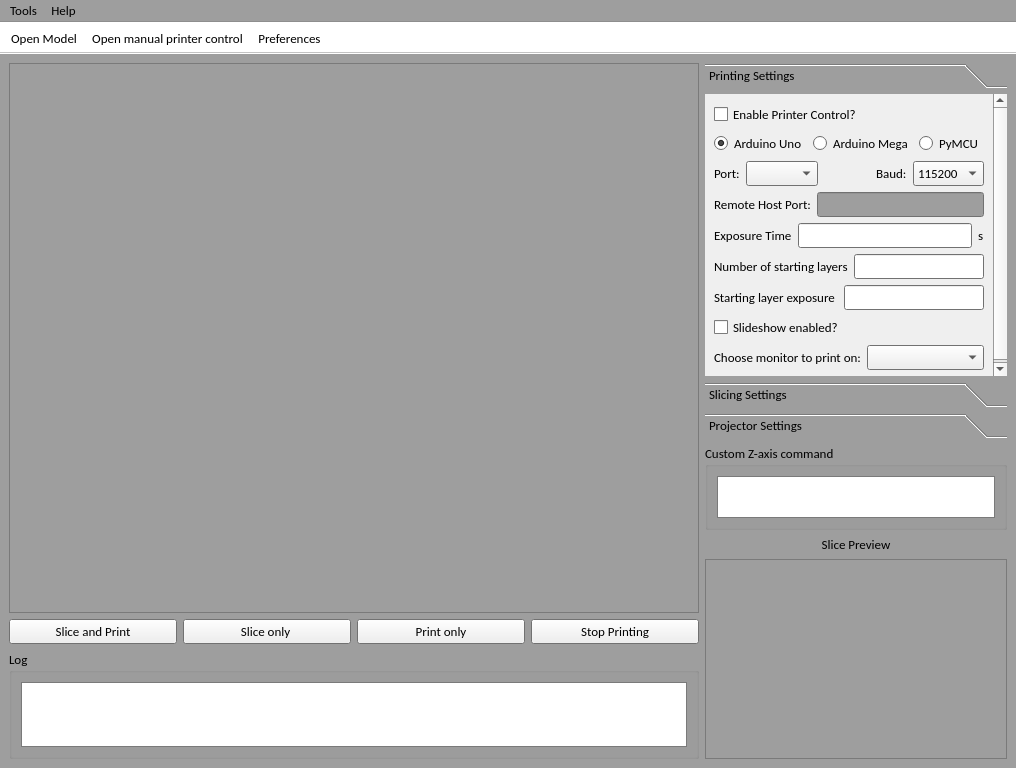
Qt form 3dlp.ui (wrekr/3dlp-host-software) before a commit.
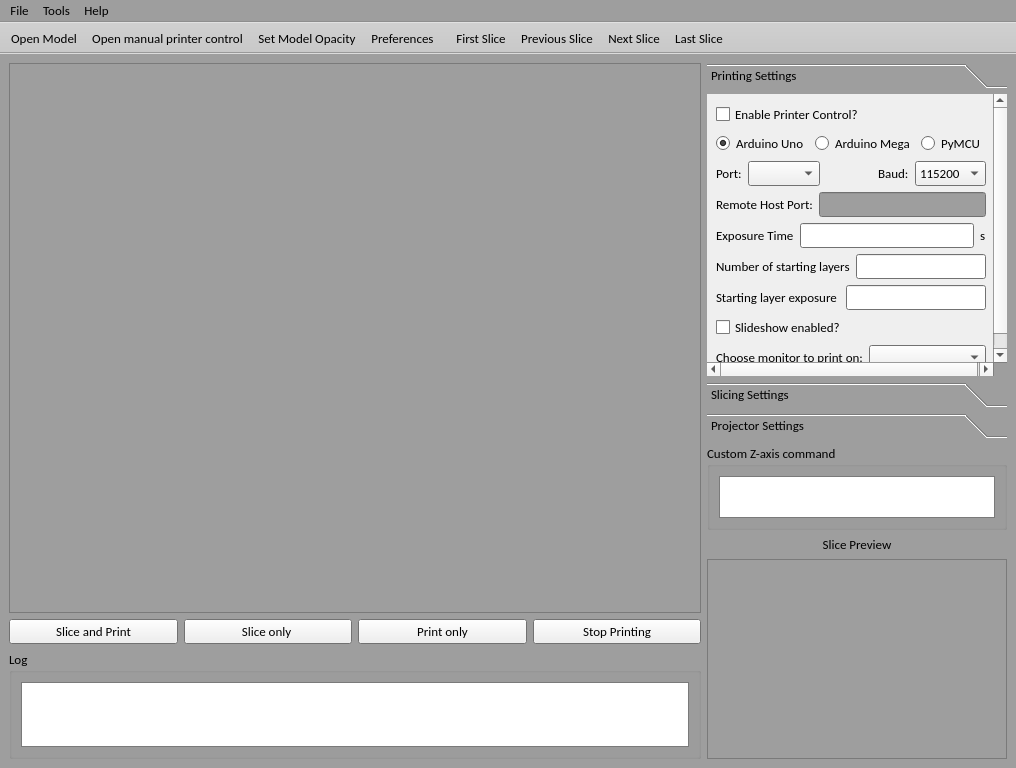
The same form after that commit. Icons and pictures are not drawn.

The edit to the form file:
```diff
--- a/3dlp.ui
+++ b/3dlp.ui
@@ -241,6 +241,12 @@
             <height>375</height>
            </size>
           </property>
+          <property name="maximumSize">
+           <size>
+            <width>300</width>
+            <height>16777215</height>
+           </size>
+          </property>
           <property name="currentIndex">
            <number>0</number>
           </property>
@@ -950,6 +956,12 @@
             <height>50</height>
            </size>
           </property>
+          <property name="maximumSize">
+           <size>
+            <width>300</width>
+            <height>16777215</height>
+           </size>
+          </property>
           <property name="title">
            <string>Custom Z-axis command</string>
           </property>
@@ -990,6 +1002,12 @@
               <height>200</height>
              </size>
             </property>
+            <property name="maximumSize">
+             <size>
+              <width>300</width>
+              <height>16777215</height>
+             </size>
+            </property>
             <property name="frameShape">
              <enum>QFrame::StyledPanel</enum>
             </property>
@@ -1029,6 +1047,14 @@
     <addaction name="actionOpen_manual_printer_control"/>
     <addaction name="actionSave_current_settings_as_default"/>
    </widget>
+   <widget class="QMenu" name="menuFile">
+    <property name="title">
+     <string>File</string>
+    </property>
+    <addaction name="actionOpen"/>
+    <addaction name="actionQuit"/>
+   </widget>
+   <addaction name="menuFile"/>
    <addaction name="menuTools"/>
    <addaction name="menuAbout"/>
   </widget>
@@ -1048,9 +1074,9 @@
       <colorrole role="Button">
        <brush brushstyle="SolidPattern">
         <color alpha="255">
-         <red>255</red>
-         <green>255</green>
-         <blue>255</blue>
+         <red>200</red>
+         <green>200</green>
+         <blue>200</blue>
         </color>
        </brush>
       </colorrole>
@@ -1066,27 +1092,27 @@
       <colorrole role="Midlight">
        <brush brushstyle="SolidPattern">
         <color alpha="255">
-         <red>255</red>
-         <green>255</green>
-         <blue>255</blue>
+         <red>227</red>
+         <green>227</green>
+         <blue>227</blue>
         </color>
        </brush>
       </colorrole>
       <colorrole role="Dark">
        <brush brushstyle="SolidPattern">
         <color alpha="255">
-         <red>255</red>
-         <green>255</green>
-         <blue>255</blue>
+         <red>100</red>
+         <green>100</green>
+         <blue>100</blue>
         </color>
        </brush>
       </colorrole>
       <colorrole role="Mid">
        <brush brushstyle="SolidPattern">
         <color alpha="255">
-         <red>255</red>
-         <green>255</green>
-         <blue>255</blue>
+         <red>133</red>
+         <green>133</green>
+         <blue>133</blue>
         </color>
        </brush>
       </colorrole>
@@ -1129,9 +1155,9 @@
       <colorrole role="Window">
        <brush brushstyle="SolidPattern">
         <color alpha="255">
-         <red>255</red>
-         <green>255</green>
-         <blue>255</blue>
+         <red>200</red>
+         <green>200</green>
+         <blue>200</blue>
         </color>
        </brush>
       </colorrole>
@@ -1147,9 +1173,9 @@
       <colorrole role="AlternateBase">
        <brush brushstyle="SolidPattern">
         <color alpha="255">
-         <red>255</red>
-         <green>255</green>
-         <blue>255</blue>
+         <red>227</red>
+         <green>227</green>
+         <blue>227</blue>
         </color>
        </brush>
       </colorrole>
@@ -1185,9 +1211,9 @@
       <colorrole role="Button">
        <brush brushstyle="SolidPattern">
         <color alpha="255">
-         <red>255</red>
-         <green>255</green>
-         <blue>255</blue>
+         <red>200</red>
+         <green>200</green>
+         <blue>200</blue>
         </color>
        </brush>
       </colorrole>
@@ -1203,27 +1229,27 @@
       <colorrole role="Midlight">
        <brush brushstyle="SolidPattern">
         <color alpha="255">
-         <red>255</red>
-         <green>255</green>
-         <blue>255</blue>
+         <red>227</red>
+         <green>227</green>
+         <blue>227</blue>
         </color>
        </brush>
       </colorrole>
       <colorrole role="Dark">
        <brush brushstyle="SolidPattern">
         <color alpha="255">
-         <red>255</red>
-         <green>255</green>
-         <blue>255</blue>
+         <red>100</red>
+         <green>100</green>
+         <blue>100</blue>
         </color>
        </brush>
       </colorrole>
       <colorrole role="Mid">
        <brush brushstyle="SolidPattern">
         <color alpha="255">
-         <red>255</red>
-         <green>255</green>
-         <blue>255</blue>
+         <red>133</red>
+         <green>133</green>
+         <blue>133</blue>
         </color>
        </brush>
       </colorrole>
@@ -1266,9 +1292,9 @@
       <colorrole role="Window">
        <brush brushstyle="SolidPattern">
         <color alpha="255">
-         <red>255</red>
-         <green>255</green>
-         <blue>255</blue>
+         <red>200</red>
+         <green>200</green>
+         <blue>200</blue>
         </color>
        </brush>
       </colorrole>
@@ -1284,9 +1310,9 @@
       <colorrole role="AlternateBase">
        <brush brushstyle="SolidPattern">
         <color alpha="255">
-         <red>255</red>
-         <green>255</green>
-         <blue>255</blue>
+         <red>227</red>
+         <green>227</green>
+         <blue>227</blue>
         </color>
        </brush>
       </colorrole>
@@ -1313,18 +1339,18 @@
       <colorrole role="WindowText">
        <brush brushstyle="SolidPattern">
         <color alpha="255">
-         <red>255</red>
-         <green>255</green>
-         <blue>255</blue>
+         <red>100</red>
+         <green>100</green>
+         <blue>100</blue>
         </color>
        </brush>
       </colorrole>
       <colorrole role="Button">
        <brush brushstyle="SolidPattern">
         <color alpha="255">
-         <red>255</red>
-         <green>255</green>
-         <blue>255</blue>
+         <red>200</red>
+         <green>200</green>
+         <blue>200</blue>
         </color>
        </brush>
       </colorrole>
@@ -1340,36 +1366,36 @@
       <colorrole role="Midlight">
        <brush brushstyle="SolidPattern">
         <color alpha="255">
-         <red>255</red>
-         <green>255</green>
-         <blue>255</blue>
+         <red>227</red>
+         <green>227</green>
+         <blue>227</blue>
         </color>
        </brush>
       </colorrole>
       <colorrole role="Dark">
        <brush brushstyle="SolidPattern">
         <color alpha="255">
-         <red>255</red>
-         <green>255</green>
-         <blue>255</blue>
+         <red>100</red>
+         <green>100</green>
+         <blue>100</blue>
         </color>
        </brush>
       </colorrole>
       <colorrole role="Mid">
        <brush brushstyle="SolidPattern">
         <color alpha="255">
-         <red>255</red>
-         <green>255</green>
-         <blue>255</blue>
+         <red>133</red>
+         <green>133</green>
+         <blue>133</blue>
         </color>
        </brush>
       </colorrole>
       <colorrole role="Text">
        <brush brushstyle="SolidPattern">
         <color alpha="255">
-         <red>255</red>
-         <green>255</green>
-         <blue>255</blue>
+         <red>100</red>
+         <green>100</green>
+         <blue>100</blue>
         </color>
        </brush>
       </colorrole>
@@ -1385,27 +1411,27 @@
       <colorrole role="ButtonText">
        <brush brushstyle="SolidPattern">
         <color alpha="255">
-         <red>255</red>
-         <green>255</green>
-         <blue>255</blue>
+         <red>100</red>
+         <green>100</green>
+         <blue>100</blue>
         </color>
        </brush>
       </colorrole>
       <colorrole role="Base">
        <brush brushstyle="SolidPattern">
         <color alpha="255">
-         <red>255</red>
-         <green>255</green>
-         <blue>255</blue>
+         <red>200</red>
+         <green>200</green>
+         <blue>200</blue>
         </color>
        </brush>
       </colorrole>
       <colorrole role="Window">
        <brush brushstyle="SolidPattern">
         <color alpha="255">
-         <red>255</red>
-         <green>255</green>
-         <blue>255</blue>
+         <red>200</red>
+         <green>200</green>
+         <blue>200</blue>
         </color>
        </brush>
       </colorrole>
@@ -1421,9 +1447,9 @@
       <colorrole role="AlternateBase">
        <brush brushstyle="SolidPattern">
         <color alpha="255">
-         <red>255</red>
-         <green>255</green>
-         <blue>255</blue>
+         <red>200</red>
+         <green>200</green>
+         <blue>200</blue>
         </color>
        </brush>
       </colorrole>
@@ -1451,6 +1477,9 @@
    <property name="windowTitle">
     <string>Main Toolbar</string>
    </property>
+   <property name="autoFillBackground">
+    <bool>true</bool>
+   </property>
    <property name="movable">
     <bool>false</bool>
    </property>
@@ -1465,8 +1494,445 @@
    </attribute>
    <addaction name="actionOpen"/>
    <addaction name="actionOpen_manual_printer_control"/>
+   <addaction name="actionSet_Model_Opacity"/>
    <addaction name="actionPreferences"/>
   </widget>
+  <widget class="QToolBar" name="toolBar_2">
+   <property name="palette">
+    <palette>
+     <active>
+      <colorrole role="WindowText">
+       <brush brushstyle="SolidPattern">
+        <color alpha="255">
+         <red>0</red>
+         <green>0</green>
+         <blue>0</blue>
+        </color>
+       </brush>
+      </colorrole>
+      <colorrole role="Button">
+       <brush brushstyle="SolidPattern">
+        <color alpha="255">
+         <red>200</red>
+         <green>200</green>
+         <blue>200</blue>
+        </color>
+       </brush>
+      </colorrole>
+      <colorrole role="Light">
+       <brush brushstyle="SolidPattern">
+        <color alpha="255">
+         <red>255</red>
+         <green>255</green>
+         <blue>255</blue>
+        </color>
+       </brush>
+      </colorrole>
+      <colorrole role="Midlight">
+       <brush brushstyle="SolidPattern">
+        <color alpha="255">
+         <red>227</red>
+         <green>227</green>
+         <blue>227</blue>
+        </color>
+       </brush>
+      </colorrole>
+      <colorrole role="Dark">
+       <brush brushstyle="SolidPattern">
+        <color alpha="255">
+         <red>100</red>
+         <green>100</green>
+         <blue>100</blue>
+        </color>
+       </brush>
+      </colorrole>
+      <colorrole role="Mid">
+       <brush brushstyle="SolidPattern">
+        <color alpha="255">
+         <red>133</red>
+         <green>133</green>
+         <blue>133</blue>
+        </color>
+       </brush>
+      </colorrole>
+      <colorrole role="Text">
+       <brush brushstyle="SolidPattern">
+        <color alpha="255">
+         <red>0</red>
+         <green>0</green>
+         <blue>0</blue>
+        </color>
+       </brush>
+      </colorrole>
+      <colorrole role="BrightText">
+       <brush brushstyle="SolidPattern">
+        <color alpha="255">
+         <red>255</red>
+         <green>255</green>
+         <blue>255</blue>
+        </color>
+       </brush>
+      </colorrole>
+      <colorrole role="ButtonText">
+       <brush brushstyle="SolidPattern">
+        <color alpha="255">
+         <red>0</red>
+         <green>0</green>
+         <blue>0</blue>
+        </color>
+       </brush>
+      </colorrole>
+      <colorrole role="Base">
+       <brush brushstyle="SolidPattern">
+        <color alpha="255">
+         <red>255</red>
+         <green>255</green>
+         <blue>255</blue>
+        </color>
+       </brush>
+      </colorrole>
+      <colorrole role="Window">
+       <brush brushstyle="SolidPattern">
+        <color alpha="255">
+         <red>200</red>
+         <green>200</green>
+         <blue>200</blue>
+        </color>
+       </brush>
+      </colorrole>
+      <colorrole role="Shadow">
+       <brush brushstyle="SolidPattern">
+        <color alpha="255">
+         <red>0</red>
+         <green>0</green>
+         <blue>0</blue>
+        </color>
+       </brush>
+      </colorrole>
+      <colorrole role="AlternateBase">
+       <brush brushstyle="SolidPattern">
+        <color alpha="255">
+         <red>227</red>
+         <green>227</green>
+         <blue>227</blue>
+        </color>
+       </brush>
+      </colorrole>
+      <colorrole role="ToolTipBase">
+       <brush brushstyle="SolidPattern">
+        <color alpha="255">
+         <red>255</red>
+         <green>255</green>
+         <blue>220</blue>
+        </color>
+       </brush>
+      </colorrole>
+      <colorrole role="ToolTipText">
+       <brush brushstyle="SolidPattern">
+        <color alpha="255">
+         <red>0</red>
+         <green>0</green>
+         <blue>0</blue>
+        </color>
+       </brush>
+      </colorrole>
+     </active>
+     <inactive>
+      <colorrole role="WindowText">
+       <brush brushstyle="SolidPattern">
+        <color alpha="255">
+         <red>0</red>
+         <green>0</green>
+         <blue>0</blue>
+        </color>
+       </brush>
+      </colorrole>
+      <colorrole role="Button">
+       <brush brushstyle="SolidPattern">
+        <color alpha="255">
+         <red>200</red>
+         <green>200</green>
+         <blue>200</blue>
+        </color>
+       </brush>
+      </colorrole>
+      <colorrole role="Light">
+       <brush brushstyle="SolidPattern">
+        <color alpha="255">
+         <red>255</red>
+         <green>255</green>
+         <blue>255</blue>
+        </color>
+       </brush>
+      </colorrole>
+      <colorrole role="Midlight">
+       <brush brushstyle="SolidPattern">
+        <color alpha="255">
+         <red>227</red>
+         <green>227</green>
+         <blue>227</blue>
+        </color>
+       </brush>
+      </colorrole>
+      <colorrole role="Dark">
+       <brush brushstyle="SolidPattern">
+        <color alpha="255">
+         <red>100</red>
+         <green>100</green>
+         <blue>100</blue>
+        </color>
+       </brush>
+      </colorrole>
+      <colorrole role="Mid">
+       <brush brushstyle="SolidPattern">
+        <color alpha="255">
+         <red>133</red>
+         <green>133</green>
+         <blue>133</blue>
+        </color>
+       </brush>
+      </colorrole>
+      <colorrole role="Text">
+       <brush brushstyle="SolidPattern">
+        <color alpha="255">
+         <red>0</red>
+         <green>0</green>
+         <blue>0</blue>
+        </color>
+       </brush>
+      </colorrole>
+      <colorrole role="BrightText">
+       <brush brushstyle="SolidPattern">
+        <color alpha="255">
+         <red>255</red>
+         <green>255</green>
+         <blue>255</blue>
+        </color>
+       </brush>
+      </colorrole>
+      <colorrole role="ButtonText">
+       <brush brushstyle="SolidPattern">
+        <color alpha="255">
+         <red>0</red>
+         <green>0</green>
+         <blue>0</blue>
+        </color>
+       </brush>
+      </colorrole>
+      <colorrole role="Base">
+       <brush brushstyle="SolidPattern">
+        <color alpha="255">
+         <red>255</red>
+         <green>255</green>
+         <blue>255</blue>
+        </color>
+       </brush>
+      </colorrole>
+      <colorrole role="Window">
+       <brush brushstyle="SolidPattern">
+        <color alpha="255">
+         <red>200</red>
+         <green>200</green>
+         <blue>200</blue>
+        </color>
+       </brush>
+      </colorrole>
+      <colorrole role="Shadow">
+       <brush brushstyle="SolidPattern">
+        <color alpha="255">
+         <red>0</red>
+         <green>0</green>
+         <blue>0</blue>
+        </color>
+       </brush>
+      </colorrole>
+      <colorrole role="AlternateBase">
+       <brush brushstyle="SolidPattern">
+        <color alpha="255">
+         <red>227</red>
+         <green>227</green>
+         <blue>227</blue>
+        </color>
+       </brush>
+      </colorrole>
+      <colorrole role="ToolTipBase">
+       <brush brushstyle="SolidPattern">
+        <color alpha="255">
+         <red>255</red>
+         <green>255</green>
+         <blue>220</blue>
+        </color>
+       </brush>
+      </colorrole>
+      <colorrole role="ToolTipText">
+       <brush brushstyle="SolidPattern">
+        <color alpha="255">
+         <red>0</red>
+         <green>0</green>
+         <blue>0</blue>
+        </color>
+       </brush>
+      </colorrole>
+     </inactive>
+     <disabled>
+      <colorrole role="WindowText">
+       <brush brushstyle="SolidPattern">
+        <color alpha="255">
+         <red>100</red>
+         <green>100</green>
+         <blue>100</blue>
+        </color>
+       </brush>
+      </colorrole>
+      <colorrole role="Button">
+       <brush brushstyle="SolidPattern">
+        <color alpha="255">
+         <red>200</red>
+         <green>200</green>
+         <blue>200</blue>
+        </color>
+       </brush>
+      </colorrole>
+      <colorrole role="Light">
+       <brush brushstyle="SolidPattern">
+        <color alpha="255">
+         <red>255</red>
+         <green>255</green>
+         <blue>255</blue>
+        </color>
+       </brush>
+      </colorrole>
+      <colorrole role="Midlight">
+       <brush brushstyle="SolidPattern">
+        <color alpha="255">
+         <red>227</red>
+         <green>227</green>
+         <blue>227</blue>
+        </color>
+       </brush>
+      </colorrole>
+      <colorrole role="Dark">
+       <brush brushstyle="SolidPattern">
+        <color alpha="255">
+         <red>100</red>
+         <green>100</green>
+         <blue>100</blue>
+        </color>
+       </brush>
+      </colorrole>
+      <colorrole role="Mid">
+       <brush brushstyle="SolidPattern">
+        <color alpha="255">
+         <red>133</red>
+         <green>133</green>
+         <blue>133</blue>
+        </color>
+       </brush>
+      </colorrole>
+      <colorrole role="Text">
+       <brush brushstyle="SolidPattern">
+        <color alpha="255">
+         <red>100</red>
+         <green>100</green>
+         <blue>100</blue>
+        </color>
+       </brush>
+      </colorrole>
+      <colorrole role="BrightText">
+       <brush brushstyle="SolidPattern">
+        <color alpha="255">
+         <red>255</red>
+         <green>255</green>
+         <blue>255</blue>
+        </color>
+       </brush>
+      </colorrole>
+      <colorrole role="ButtonText">
+       <brush brushstyle="SolidPattern">
+        <color alpha="255">
+         <red>100</red>
+         <green>100</green>
+         <blue>100</blue>
+        </color>
+       </brush>
+      </colorrole>
+      <colorrole role="Base">
+       <brush brushstyle="SolidPattern">
+        <color alpha="255">
+         <red>200</red>
+         <green>200</green>
+         <blue>200</blue>
+        </color>
+       </brush>
+      </colorrole>
+      <colorrole role="Window">
+       <brush brushstyle="SolidPattern">
+        <color alpha="255">
+         <red>200</red>
+         <green>200</green>
+         <blue>200</blue>
+        </color>
+       </brush>
+      </colorrole>
+      <colorrole role="Shadow">
+       <brush brushstyle="SolidPattern">
+        <color alpha="255">
+         <red>0</red>
+         <green>0</green>
+         <blue>0</blue>
+        </color>
+       </brush>
+      </colorrole>
+      <colorrole role="AlternateBase">
+       <brush brushstyle="SolidPattern">
+        <color alpha="255">
+         <red>200</red>
+         <green>200</green>
+         <blue>200</blue>
+        </color>
+       </brush>
+      </colorrole>
+      <colorrole role="ToolTipBase">
+       <brush brushstyle="SolidPattern">
+        <color alpha="255">
+         <red>255</red>
+         <green>255</green>
+         <blue>220</blue>
+        </color>
+       </brush>
+      </colorrole>
+      <colorrole role="ToolTipText">
+       <brush brushstyle="SolidPattern">
+        <color alpha="255">
+         <red>0</red>
+         <green>0</green>
+         <blue>0</blue>
+        </color>
+       </brush>
+      </colorrole>
+     </disabled>
+    </palette>
+   </property>
+   <property name="windowTitle">
+    <string>toolBar_2</string>
+   </property>
+   <property name="autoFillBackground">
+    <bool>true</bool>
+   </property>
+   <property name="movable">
+    <bool>false</bool>
+   </property>
+   <attribute name="toolBarArea">
+    <enum>TopToolBarArea</enum>
+   </attribute>
+   <attribute name="toolBarBreak">
+    <bool>false</bool>
+   </attribute>
+   <addaction name="actionFirst_Slice"/>
+   <addaction name="actionPrevious_Slice"/>
+   <addaction name="actionNext_Slice"/>
+   <addaction name="actionLast_Slice"/>
+  </widget>
   <action name="actionQuit">
    <property name="icon">
     <iconset resource="resource.qrc">
@@ -1538,6 +2004,66 @@
     <string>Manage Preferences</string>
    </property>
   </action>
+  <action name="actionNext_Slice">
+   <property name="icon">
+    <iconset resource="resource.qrc">
+     <normaloff>:/Icons/icons/media_step_forward.png</normaloff>:/Icons/icons/media_step_forward.png</iconset>
+   </property>
+   <property name="text">
+    <string>Next Slice</string>
+   </property>
+   <property name="toolTip">
+    <string>Preview Next Slice</string>
+   </property>
+  </action>
+  <action name="actionPrevious_Slice">
+   <property name="icon">
+    <iconset resource="resource.qrc">
+     <normaloff>:/Icons/icons/media_step_back.png</normaloff>:/Icons/icons/media_step_back.png</iconset>
+   </property>
+   <property name="text">
+    <string>Previous Slice</string>
+   </property>
+   <property name="toolTip">
+    <string>Preview Previous Slice</string>
+   </property>
+  </action>
+  <action name="actionFirst_Slice">
+   <property name="icon">
+    <iconset resource="resource.qrc">
+     <normaloff>:/Icons/icons/media_beginning.png</normaloff>:/Icons/icons/media_beginning.png</iconset>
+   </property>
+   <property name="text">
+    <string>First Slice</string>
+   </property>
+   <property name="toolTip">
+    <string>Preview First Slice</string>
+   </property>
+  </action>
+  <action name="actionLast_Slice">
+   <property name="icon">
+    <iconset resource="resource.qrc">
+     <normaloff>:/Icons/icons/media_end.png</normaloff>:/Icons/icons/media_end.png</iconset>
+   </property>
+   <property name="text">
+    <string>Last Slice</string>
+   </property>
+   <property name="toolTip">
+    <string>Preview Last Slice</string>
+   </property>
+  </action>
+  <action name="actionSet_Model_Opacity">
+   <property name="icon">
+    <iconset resource="resource.qrc">
+     <normaloff>:/Icons/icons/replace.png</normaloff>:/Icons/icons/replace.png</iconset>
+   </property>
+   <property name="text">
+    <string>Set Model Opacity</string>
+   </property>
+   <property name="toolTip">
+    <string>Set Model Opacity in 3D View Frame</string>
+   </property>
+  </action>
  </widget>
  <resources>
   <include location="resource.qrc"/>
```
